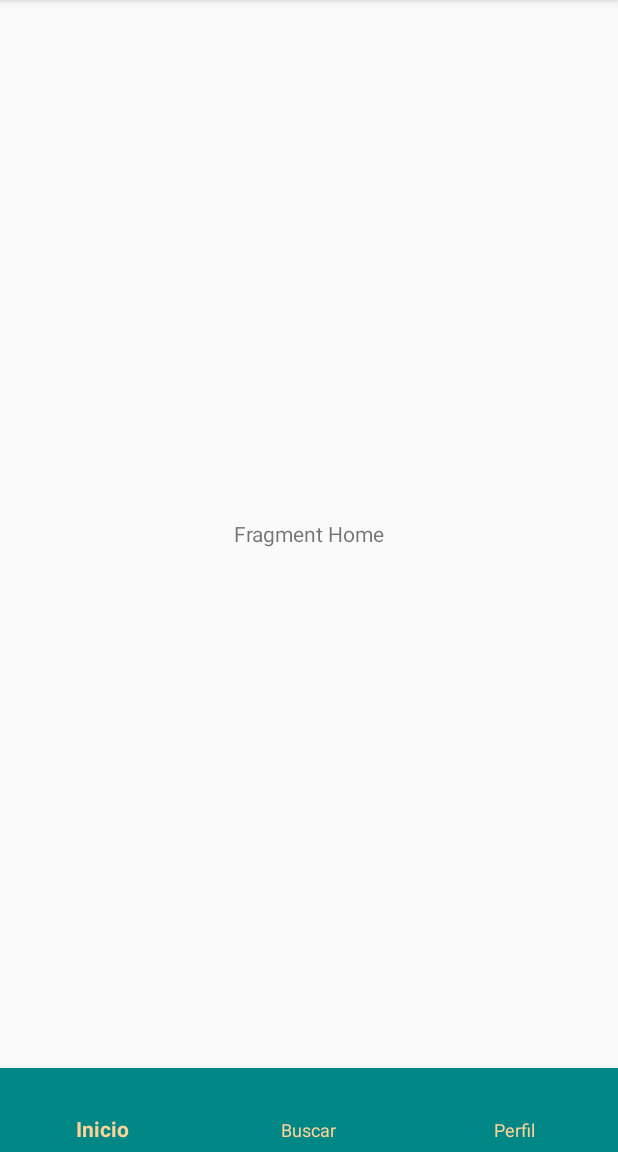
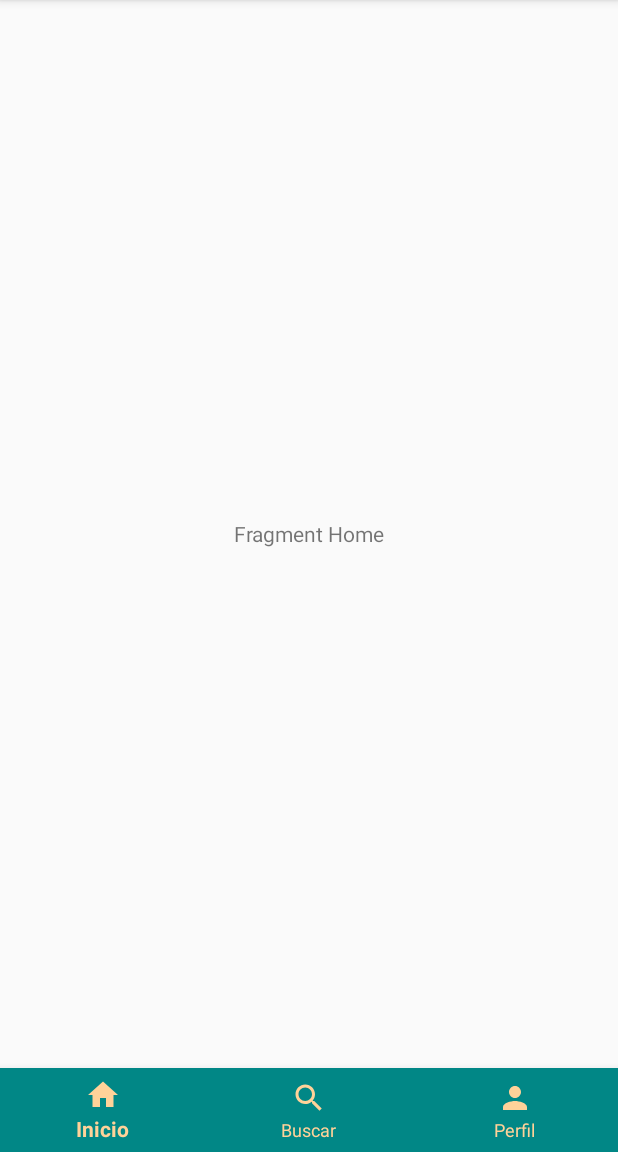
Before and after one commit to FeryaelJustice/DJExperienceApp, an Android app: the MainActivity screen opened directly, with no data from a screen before it, on a phone screen of 412 x 824 dp, the part 84-1236 px from its top. Run offline under Robolectric (Android 15) with nearby library versions, the phone set to English and light mode, and no system bars; our stand-ins replace AdMob, navigation-ui.

Commit message:
Bottom navigation icons

```diff
--- /dev/null
+++ b/app/src/main/res/drawable/ic_baseline_home_24.xml
@@ -0,0 +1,10 @@
+<vector xmlns:android="http://schemas.android.com/apk/res/android"
+    android:width="24dp"
+    android:height="24dp"
+    android:viewportWidth="24"
+    android:viewportHeight="24"
+    android:tint="?attr/colorControlNormal">
+  <path
+      android:fillColor="@android:color/white"
+      android:pathData="M10,20v-6h4v6h5v-8h3L12,3 2,12h3v8z"/>
+</vector>
--- /dev/null
+++ b/app/src/main/res/drawable/ic_baseline_person_24.xml
@@ -0,0 +1,10 @@
+<vector xmlns:android="http://schemas.android.com/apk/res/android"
+    android:width="24dp"
+    android:height="24dp"
+    android:viewportWidth="24"
+    android:viewportHeight="24"
+    android:tint="?attr/colorControlNormal">
+  <path
+      android:fillColor="@android:color/white"
+      android:pathData="M12,12c2.21,0 4,-1.79 4,-4s-1.79,-4 -4,-4 -4,1.79 -4,4 1.79,4 4,4zM12,14c-2.67,0 -8,1.34 -8,4v2h16v-2c0,-2.66 -5.33,-4 -8,-4z"/>
+</vector>
--- a/app/src/main/res/menu/bottom_navigation.xml
+++ b/app/src/main/res/menu/bottom_navigation.xml
@@ -3,11 +3,14 @@
     <!-- ids must match with nav_graph ids to work -->
     <item
         android:id="@+id/homeFragment"
+        android:icon="@drawable/ic_baseline_home_24"
         android:title="@string/bottom_nav_home" />
     <item
         android:id="@+id/searchFragment"
+        android:icon="@drawable/ic_baseline_search_24"
         android:title="@string/bottom_nav_search" />
     <item
         android:id="@+id/profileFragment"
+        android:icon="@drawable/ic_baseline_person_24"
         android:title="@string/bottom_nav_profile" />
 </menu>
```
